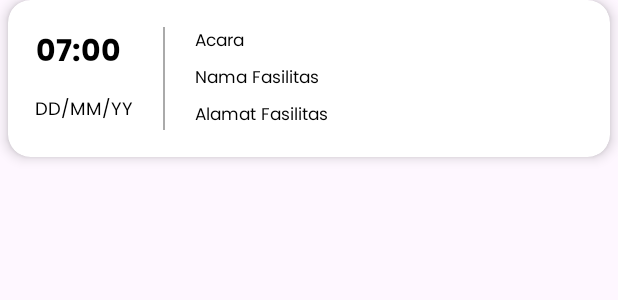
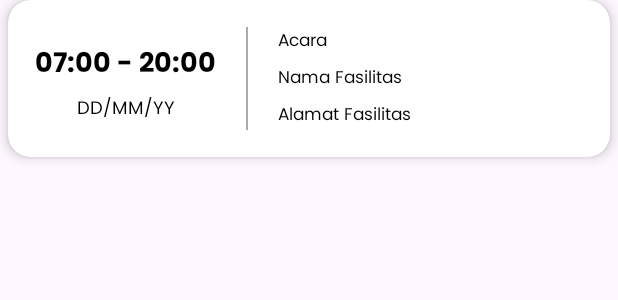
Before and after one commit to kharismasa/BismillahSipfo, an Android app: the layout row_jadwal_dipinjam.xml on its own in the app's theme, with its tools: preview values and no code run, on a phone screen of 412 x 824 dp. Shown: the top 300 px of the screen. Run offline under Robolectric (Android 15) with nearby library versions, the light colour scheme and no system bars.

Commit message:
jadwal dipinjam + filter done

```diff
--- a/app/src/main/java/com/example/bismillahsipfo/data/repository/DipinjamFasilitasRepository.kt
+++ b/app/src/main/java/com/example/bismillahsipfo/data/repository/DipinjamFasilitasRepository.kt
@@ -57,9 +57,8 @@ class DipinjamFasilitasRepository {
         val successfulPeminjamanIds = result.map { it.idPembayaran }
 
         return peminjamanList.filter { peminjaman ->
-            successfulPeminjamanIds.contains(peminjaman.idPembayaran) &&
-            (now.isBefore(LocalDateTime.of(peminjaman.tanggalSelesai, peminjaman.jamSelesai)) ||
-             now.isEqual(LocalDateTime.of(peminjaman.tanggalSelesai, peminjaman.jamSelesai)))
+            successfulPeminjamanIds.contains(peminjaman.idPembayaran)
         }
+
     }
 }
--- a/app/src/main/res/layout/row_jadwal_dipinjam.xml
+++ b/app/src/main/res/layout/row_jadwal_dipinjam.xml
@@ -19,29 +19,27 @@
             android:layout_width="wrap_content"
             android:layout_height="wrap_content"
             android:fontFamily="@font/poppins_bold"
-            android:text="07:00"
+            android:text="07:00 - 20:00"
             android:textColor="@android:color/black"
-            android:textSize="20sp"
+            android:textSize="18sp"
+            android:layout_marginTop="10dp"
+            app:layout_constraintStart_toStartOf="parent"
             app:layout_constraintBottom_toBottomOf="parent"
-            app:layout_constraintEnd_toEndOf="@+id/tvDate"
-            app:layout_constraintHorizontal_bias="0.1"
-            app:layout_constraintStart_toStartOf="@id/tvDate"
-            app:layout_constraintTop_toTopOf="parent"
+            app:layout_constraintTop_toTopOf="@id/verticalLine"
             app:layout_constraintVertical_bias="0.0" />
 
         <TextView
             android:id="@+id/tvDate"
             android:layout_width="wrap_content"
             android:layout_height="wrap_content"
-            android:layout_marginTop="10dp"
             android:fontFamily="@font/poppins"
             android:text="DD/MM/YY"
             android:textColor="@android:color/black"
             android:textSize="12sp"
-            app:layout_constraintBottom_toBottomOf="parent"
-            app:layout_constraintStart_toStartOf="parent"
+            app:layout_constraintBottom_toBottomOf="@id/verticalLine"
             app:layout_constraintTop_toBottomOf="@id/tvTime"
-            app:layout_constraintVertical_bias="0.0" />
+            app:layout_constraintStart_toStartOf="@id/tvTime"
+            app:layout_constraintEnd_toEndOf="@id/tvTime" />
 
         <View
             android:id="@+id/verticalLine"
@@ -52,7 +50,7 @@
             android:background="@android:color/darker_gray"
             app:layout_constraintBottom_toBottomOf="parent"
             app:layout_constraintEnd_toStartOf="@id/tvEvent"
-            app:layout_constraintStart_toEndOf="@id/tvDate"
+            app:layout_constraintStart_toEndOf="@id/tvTime"
             app:layout_constraintTop_toTopOf="parent"
             app:layout_constraintVertical_bias="0.0"
             app:layout_constraintWidth_default="wrap" />
--- a/app/src/main/res/values/colors.xml
+++ b/app/src/main/res/values/colors.xml
@@ -8,4 +8,5 @@
     <color name="light_blue">#e3f0ff</color>
     <color name="dark_blue">#2331df</color>
     <color name="red">#ff0000</color>
+    <color name="medium_blue">#C7E3FF</color>
 </resources>
```
Also changed, not shown: app/src/main/java/com/example/bismillahsipfo/adapter/RowJadwalDipinjamAdapter.kt (+5 -3 lines), app/src/main/java/com/example/bismillahsipfo/ui/fragment/home/HomeFragment.kt (+65 -15 lines).
